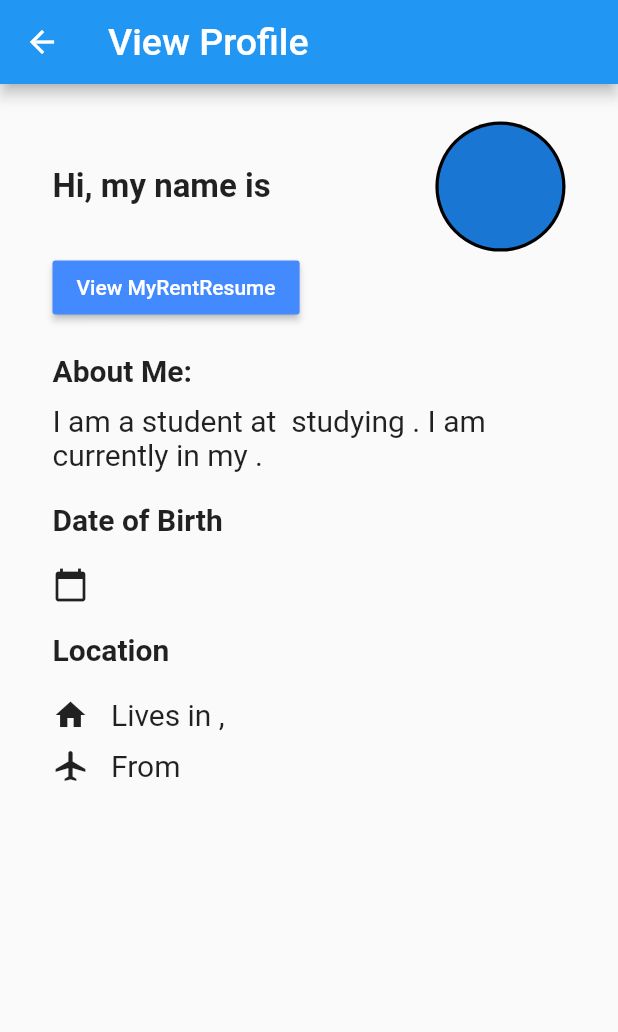
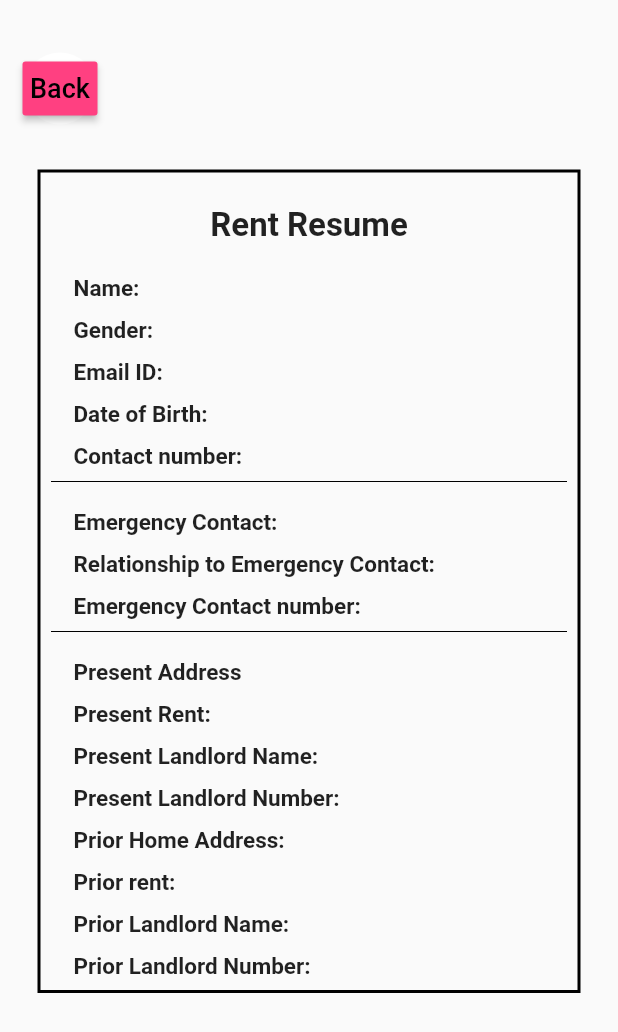
Before and after one commit to serahzaveri/rent4realApp, a Flutter app: the ViewProfilePage screen opened directly, after a tap on "View MyRentResume", on a phone screen of 412 x 824 dp. Shown: the top 1032 px of the screen. Run offline on Flutter 3.47's test engine with Material 2 defaults, Android fonts, the phone set to English and light mode, and no system bars; drawn by our look-alikes of auto_size_text; our stand-ins replace cloud_firestore, firebase_auth, firebase_storage, flutter_rating, geolocator, google_maps_flutter and 4 more; missing offline and left inert: flutter_full_pdf_viewer, smart_select; accounts and stored records are empty.

Commit message:
view Rent Resume

```diff
--- a/lib/Screens/viewProfilePage.dart
+++ b/lib/Screens/viewProfilePage.dart
@@ -6,6 +6,7 @@ import 'package:househunter/Models/AppConstants.dart';
 import 'package:househunter/Models/reviewObjects.dart';
 import 'package:househunter/Models/userObjects.dart';
 import 'package:househunter/Screens/guestHomePage.dart';
+import 'package:househunter/Screens/viewRentResume.dart';
 import 'package:househunter/Views/TextWidgets.dart';
 import 'package:househunter/Views/formWidgets.dart';
 import 'package:househunter/Views/listWidgets.dart';
@@ -84,7 +85,9 @@ class _ViewProfilePageState extends State<ViewProfilePage> {
               ),
               MaterialButton(
                 color: Colors.blueAccent,
-                onPressed: () {},
+                onPressed: () {
+                  Navigator.push(context, MaterialPageRoute(builder: (context) => ViewRentResume(user: _user,)));
+                },
                 child: Text(
                   'View MyRentResume',
                   style: TextStyle(
--- /dev/null
+++ b/lib/Screens/viewRentResume.dart
@@ -0,0 +1,403 @@
+import 'package:flutter/cupertino.dart';
+import 'package:flutter/material.dart';
+import 'package:househunter/Models/userObjects.dart';
+import 'package:househunter/Views/TextWidgets.dart';
+
+class ViewRentResume extends StatelessWidget {
+
+  static final String routeName = '/viewRentResumeRoute';
+  final User user;
+
+  ViewRentResume({this.user, Key key}) : super(key: key);
+
+  @override
+  Widget build(BuildContext context) {
+    return Scaffold(
+      body: SingleChildScrollView(
+        child: Column(
+          children: <Widget>[
+            Align(
+              alignment: Alignment.topLeft,
+              child: Padding(
+                padding: const EdgeInsets.only(left: 15.0, top: 35.0),
+                child: Container(
+                  width: 50,
+                  decoration: BoxDecoration(
+                    shape: BoxShape.circle,
+                    color: Colors.white,
+                  ),
+                  child: MaterialButton(
+                      padding: EdgeInsets.all(0.0),
+                      color: Colors.pinkAccent,
+                      child: Text(
+                        'Back',
+                        style: TextStyle(
+                          fontSize: 18.0,
+                          color: Colors.black,
+                        ),
+                      ),
+                      onPressed: () {
+                        Navigator.pop(context);
+                      }
+                  ),
+                ),
+              ),
+            ),
+          Padding(
+            padding: const EdgeInsets.fromLTRB(10.0, 15.0, 10.0, 10.0),
+            child: Container(
+              margin: const EdgeInsets.all(15.0),
+              padding: const EdgeInsets.all(7.0),
+              decoration: BoxDecoration(
+                  border: Border.all(color: Colors.black, width: 2.0),
+              ),
+              child: Column(
+                children: <Widget>[
+                  Padding(
+                    padding: const EdgeInsets.fromLTRB(15.0, 15.0, 15.0, 10.0),
+                    child: Container(
+                      child: Text(
+                        'Rent Resume',
+                        textAlign: TextAlign.center,
+                        style: TextStyle(
+                          fontSize: 22.0,
+                          fontWeight: FontWeight.bold,
+                        ),
+                      ),
+                    ),
+                  ),
+                  Padding(
+                    padding: const EdgeInsets.fromLTRB(15.0, 10.0, 15.0, 0.0),
+                    child: Row(
+                      children: <Widget>[
+                        Container(
+                          child: Text('Name:  ',
+                          style: TextStyle(
+                            fontSize: 15.0,
+                            fontWeight: FontWeight.bold
+                          ),
+                          ),
+                        ),
+                        Container(
+                          child: Text(
+                            this.user.getFullName(),
+                            style: TextStyle(
+                                fontSize: 15.0,
+                            ),
+                          ),
+                        ),
+                      ],
+                    ),
+                  ),
+                  Padding(
+                    padding: const EdgeInsets.fromLTRB(15.0, 10.0, 15.0, 0.0),
+                    child: Row(
+                      children: <Widget>[
+                        Text(
+                          'Gender: ',
+                          style: TextStyle(
+                              fontSize: 15.0,
+                              fontWeight: FontWeight.bold
+                          ),
+                        ),
+                        Text(
+                          this.user.gender,
+                          style: TextStyle(
+                            fontSize: 15.0,
+                          ),
+                        ),
+                      ],
+                    ),
+                  ),
+                  Padding(
+                    padding: const EdgeInsets.fromLTRB(15.0, 10.0, 15.0, 0.0),
+                    child: Row(
+                      children: <Widget>[
+                        Text(
+                          'Email ID: ',
+                          style: TextStyle(
+                              fontSize: 15.0,
+                              fontWeight: FontWeight.bold
+                          ),
+                        ),
+                        Text(
+                          this.user.email,
+                          style: TextStyle(
+                              fontSize: 15.0,
+                          ),
+                        ),
+                      ],
+                    ),
+                  ),
+                  Padding(
+                    padding: const EdgeInsets.fromLTRB(15.0, 10.0, 15.0, 0.0),
+                    child: Row(
+                      children: <Widget>[
+                        Text(
+                          'Date of Birth: ',
+                          style: TextStyle(
+                              fontSize: 15.0,
+                              fontWeight: FontWeight.bold
+                          ),
+                        ),
+                        Text(
+                          this.user.dateOfBirth,
+                          style: TextStyle(
+                            fontSize: 15.0,
+                          ),
+                        ),
+                      ],
+                    ),
+                  ),
+                  Padding(
+                    padding: const EdgeInsets.fromLTRB(15.0, 10.0, 15.0, 0.0),
+                    child: Row(
+                      children: <Widget>[
+                        Text(
+                          'Contact number: ',
+                          style: TextStyle(
+                              fontSize: 15.0,
+                              fontWeight: FontWeight.bold
+                          ),
+                        ),
+                        Text(
+                          this.user.contactNumber,
+                          style: TextStyle(
+                            fontSize: 15.0,
+                          ),
+                        ),
+                      ],
+                    ),
+                  ),
+                  Divider(color: Colors.black,),
+                  Padding(
+                    padding: const EdgeInsets.fromLTRB(15.0, 10.0, 15.0, 0.0),
+                    child: Row(
+                      children: <Widget>[
+                        Text(
+                          'Emergency Contact: ',
+                          style: TextStyle(
+                              fontSize: 15.0,
+                              fontWeight: FontWeight.bold
+                          ),
+                        ),
+                        Text(
+                          this.user.emergencyContactName,
+                          style: TextStyle(
+                            fontSize: 15.0,
+                          ),
+                        ),
+                      ],
+                    ),
+                  ),
+                  Padding(
+                    padding: const EdgeInsets.fromLTRB(15.0, 10.0, 15.0, 0.0),
+                    child: Row(
+                      children: <Widget>[
+                        Text(
+                          'Relationship to Emergency Contact: ',
+                          style: TextStyle(
+                              fontSize: 15.0,
+                              fontWeight: FontWeight.bold
+                          ),
+                        ),
+                        Text(
+                          this.user.emergencyContactRelationship,
+                          style: TextStyle(
+                            fontSize: 15.0,
+                          ),
+                        ),
+                      ],
+                    ),
+                  ),
+                  Padding(
+                    padding: const EdgeInsets.fromLTRB(15.0, 10.0, 15.0, 0.0),
+                    child: Row(
+                      children: <Widget>[
+                        Text(
+                          'Emergency Contact number: ',
+                          style: TextStyle(
+                              fontSize: 15.0,
+                              fontWeight: FontWeight.bold
+                          ),
+                        ),
+                        Text(
+                          this.user.emergencyContactNumber,
+                          style: TextStyle(
+                            fontSize: 15.0,
+                          ),
+                        ),
+                      ],
+                    ),
+                  ),
+                  Divider(color: Colors.black,),
+                  Padding(
+                    padding: const EdgeInsets.fromLTRB(15.0, 10.0, 15.0, 0.0),
+                    child: Row(
+                      children: <Widget>[
+                        Text(
+                          'Present Address',
+                          style: TextStyle(
+                              fontSize: 15.0,
+                              fontWeight: FontWeight.bold
+                          ),
+                        ),
+                        Text(
+                          this.user.presentAddress,
+                          style: TextStyle(
+                            fontSize: 15.0,
+                          ),
+                        ),
+                      ],
+                    ),
+                  ),
+                  Padding(
+                    padding: const EdgeInsets.fromLTRB(15.0, 10.0, 15.0, 0.0),
+                    child: Row(
+                      children: <Widget>[
+                        Text(
+                          'Present Rent: ',
+                          style: TextStyle(
+                              fontSize: 15.0,
+                              fontWeight: FontWeight.bold
+                          ),
+                        ),
+                        Text(
+                          this.user.presentRent,
+                          style: TextStyle(
+                            fontSize: 15.0,
+                          ),
+                        ),
+                      ],
+                    ),
+                  ),
+                  Padding(
+                    padding: const EdgeInsets.fromLTRB(15.0, 10.0, 15.0, 0.0),
+                    child: Row(
+                      children: <Widget>[
+                        Text(
+                          'Present Landlord Name: ',
+                          style: TextStyle(
+                              fontSize: 15.0,
+                              fontWeight: FontWeight.bold
+                          ),
+                        ),
+                        Text(
+                          this.user.presentLandlordName,
+                          style: TextStyle(
+                            fontSize: 15.0,
+                          ),
+                        ),
+                      ],
+                    ),
+                  ),
+                  Padding(
+                    padding: const EdgeInsets.fromLTRB(15.0, 10.0, 15.0, 0.0),
+                    child: Row(
+                      children: <Widget>[
+                        Text(
+                          'Present Landlord Number: ',
+                          style: TextStyle(
+                              fontSize: 15.0,
+                              fontWeight: FontWeight.bold
+                          ),
+                        ),
+                        Text(
+                          this.user.presentLandlordNumber,
+                          style: TextStyle(
+                            fontSize: 15.0,
+                          ),
+                        ),
+                      ],
+                    ),
+                  ),
+                  Padding(
+                    padding: const EdgeInsets.fromLTRB(15.0, 10.0, 15.0, 0.0),
+                    child: Row(
+                      children: <Widget>[
+                        Text(
+                          'Prior Home Address: ',
+                          style: TextStyle(
+                              fontSize: 15.0,
+                              fontWeight: FontWeight.bold
+                          ),
+                        ),
+                        Text(
+                          this.user.priorAddress,
+                          style: TextStyle(
+                            fontSize: 15.0,
+                          ),
+                        ),
+                      ],
+                    ),
+                  ),
+                  Padding(
+                    padding: const EdgeInsets.fromLTRB(15.0, 10.0, 15.0, 0.0),
+                    child: Row(
+                      children: <Widget>[
+                        Text(
+                          'Prior rent: ',
+                          style: TextStyle(
+                              fontSize: 15.0,
+                              fontWeight: FontWeight.bold
+                          ),
+                        ),
+                        Text(
+                          this.user.priorRent,
+                          style: TextStyle(
+                            fontSize: 15.0,
+                          ),
+                        ),
+                      ],
+                    ),
+                  ),
+                  Padding(
+                    padding: const EdgeInsets.fromLTRB(15.0, 10.0, 15.0, 0.0),
+                    child: Row(
+                      children: <Widget>[
+                        Text(
+                          'Prior Landlord Name: ',
+                          style: TextStyle(
+                              fontSize: 15.0,
+                              fontWeight: FontWeight.bold
+                          ),
+                        ),
+                        Text(
+                          this.user.priorLandlordName,
+                          style: TextStyle(
+                            fontSize: 15.0,
+                          ),
+                        ),
+                      ],
+                    ),
+                  ),
+                  Padding(
+                    padding: const EdgeInsets.fromLTRB(15.0, 10.0, 15.0, 0.0),
+                    child: Row(
+                      children: <Widget>[
+                        Text(
+                          'Prior Landlord Number: ',
+                          style: TextStyle(
+                              fontSize: 15.0,
+                              fontWeight: FontWeight.bold
+                          ),
+                        ),
+                        Text(
+                          this.user.priorLandlordNumber,
+                          style: TextStyle(
+                            fontSize: 15.0,
+                          ),
+                        ),
+                      ],
+                    ),
+                  ),
+                ],
+              ),
+            ),
+          ),
+        ],
+        ),
+      ),
+    );
+  }
+}
```
